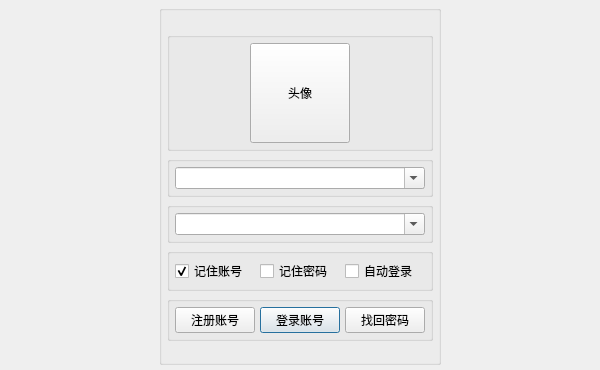
bss9395/bss9395.github.io, file _en/Computer/Operating_System/Qt_C++_Programming/Canvas/Login.ui: the form before one commit.
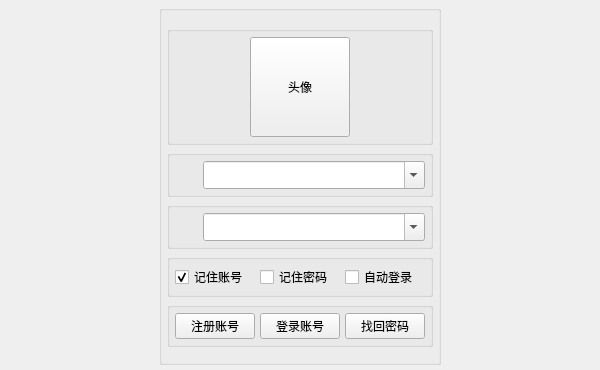
The form after the commit. Icons and pictures are not drawn. Custom widgets are drawn as their Qt base class.

Patch:
```diff
--- a/_en/Computer/Operating_System/Qt_C++_Programming/Canvas/Login.ui
+++ b/_en/Computer/Operating_System/Qt_C++_Programming/Canvas/Login.ui
@@ -173,9 +173,9 @@
         <property name="title">
          <string/>
         </property>
-        <layout class="QVBoxLayout" name="verticalLayout_4">
+        <layout class="QHBoxLayout" name="horizontalLayout_5">
          <property name="spacing">
-          <number>5</number>
+          <number>0</number>
          </property>
          <property name="leftMargin">
           <number>5</number>
@@ -190,13 +190,69 @@
           <number>5</number>
          </property>
          <item>
-          <widget class="QComboBox" name="CB_Username">
+          <widget class="QToolButton" name="TB_Username">
+           <property name="minimumSize">
+            <size>
+             <width>28</width>
+             <height>28</height>
+            </size>
+           </property>
+           <property name="maximumSize">
+            <size>
+             <width>28</width>
+             <height>28</height>
+            </size>
+           </property>
+           <property name="focusPolicy">
+            <enum>Qt::ClickFocus</enum>
+           </property>
+           <property name="styleSheet">
+            <string notr="true">QWidget {
+    image: url(&quot;:/images/icons/custom_avatar.png&quot;);
+    border: 1px solid transparent;
+    padding: 1px;
+}
+QWidget:hover {
+    background-color: rgba(3, 169, 244, 0.2);
+    border: 1px solid rgba(3, 169, 244, 0.2);
+    padding: 1px;
+}
+QWidget:pressed {
+    border: 1px solid rgba(3, 169, 244, 0.2);
+    padding-left: 2px;
+    padding-top: 2px;
+    padding-right: 0px;
+    padding-bottom: 0px;
+}</string>
+           </property>
+           <property name="text">
+            <string/>
+           </property>
+           <property name="iconSize">
+            <size>
+             <width>24</width>
+             <height>24</height>
+            </size>
+           </property>
+           <property name="autoRaise">
+            <bool>true</bool>
+           </property>
+          </widget>
+         </item>
+         <item>
+          <widget class="ComboBox" name="CB_Username">
            <property name="sizePolicy">
             <sizepolicy hsizetype="Expanding" vsizetype="Fixed">
              <horstretch>0</horstretch>
              <verstretch>0</verstretch>
             </sizepolicy>
            </property>
+           <property name="minimumSize">
+            <size>
+             <width>0</width>
+             <height>28</height>
+            </size>
+           </property>
            <property name="editable">
             <bool>true</bool>
            </property>
@@ -219,7 +275,7 @@
         <property name="title">
          <string/>
         </property>
-        <layout class="QVBoxLayout" name="verticalLayout_2">
+        <layout class="QHBoxLayout" name="horizontalLayout_6">
          <property name="spacing">
           <number>0</number>
          </property>
@@ -236,13 +292,72 @@
           <number>5</number>
          </property>
          <item>
-          <widget class="QComboBox" name="CB_Password">
+          <widget class="QToolButton" name="TB_Password">
+           <property name="minimumSize">
+            <size>
+             <width>28</width>
+             <height>28</height>
+            </size>
+           </property>
+           <property name="maximumSize">
+            <size>
+             <width>28</width>
+             <height>28</height>
+            </size>
+           </property>
+           <property name="focusPolicy">
+            <enum>Qt::ClickFocus</enum>
+           </property>
+           <property name="styleSheet">
+            <string notr="true">QWidget {
+    image: url(&quot;:/images/icons/custom_lock.png&quot;);
+    border: 1px solid transparent;
+    padding: 1px;
+}
+QWidget:hover {
+    background-color: rgba(3, 169, 244, 0.2);
+    border: 1px solid rgba(3, 169, 244, 0.2);
+    padding: 1px;
+}
+QWidget:pressed {
+    border: 1px solid rgba(3, 169, 244, 0.2);
+    padding-left: 2px;
+    padding-top: 2px;
+    padding-right: 0px;
+    padding-bottom: 0px;
+}</string>
+           </property>
+           <property name="text">
+            <string/>
+           </property>
+           <property name="iconSize">
+            <size>
+             <width>24</width>
+             <height>24</height>
+            </size>
+           </property>
+           <property name="autoRaise">
+            <bool>true</bool>
+           </property>
+          </widget>
+         </item>
+         <item>
+          <widget class="ComboBox" name="CB_Password">
            <property name="sizePolicy">
             <sizepolicy hsizetype="Expanding" vsizetype="Fixed">
              <horstretch>0</horstretch>
              <verstretch>0</verstretch>
             </sizepolicy>
            </property>
+           <property name="minimumSize">
+            <size>
+             <width>0</width>
+             <height>28</height>
+            </size>
+           </property>
+           <property name="inputMethodHints">
+            <set>Qt::ImhNone</set>
+           </property>
            <property name="editable">
             <bool>true</bool>
            </property>
@@ -373,6 +488,9 @@
            <property name="text">
             <string>注册账号</string>
            </property>
+           <property name="autoDefault">
+            <bool>false</bool>
+           </property>
           </widget>
          </item>
          <item>
@@ -386,8 +504,11 @@
            <property name="text">
             <string>登录账号</string>
            </property>
+           <property name="autoDefault">
+            <bool>false</bool>
+           </property>
            <property name="default">
-            <bool>true</bool>
+            <bool>false</bool>
            </property>
           </widget>
          </item>
@@ -402,6 +523,9 @@
            <property name="text">
             <string>找回密码</string>
            </property>
+           <property name="autoDefault">
+            <bool>false</bool>
+           </property>
           </widget>
          </item>
         </layout>
@@ -438,6 +562,19 @@
    </item>
   </layout>
  </widget>
+ <customwidgets>
+  <customwidget>
+   <class>ComboBox</class>
+   <extends>QComboBox</extends>
+   <header>Custom.h</header>
+  </customwidget>
+ </customwidgets>
+ <tabstops>
+  <tabstop>TB_Avatar</tabstop>
+  <tabstop>CB_Username</tabstop>
+  <tabstop>CB_Password</tabstop>
+  <tabstop>PB_Sign_In</tabstop>
+ </tabstops>
  <resources>
   <include location="images.qrc"/>
  </resources>
```
Left out of the diff: 17 changed lines with no effect on the pictures.
